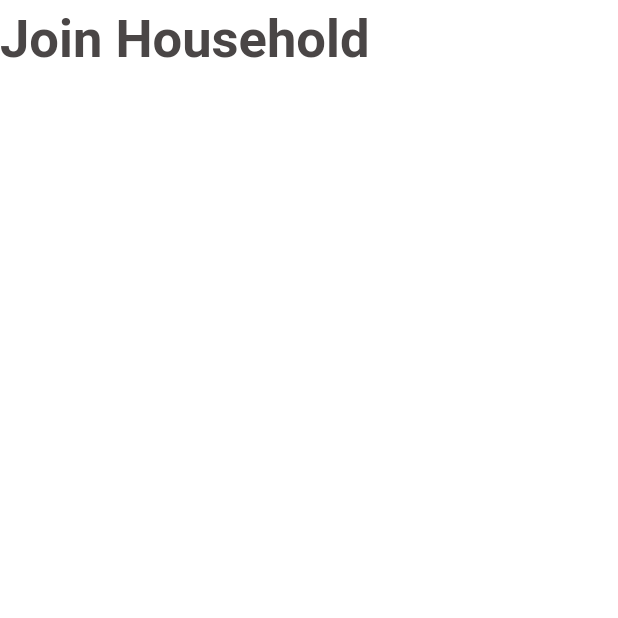
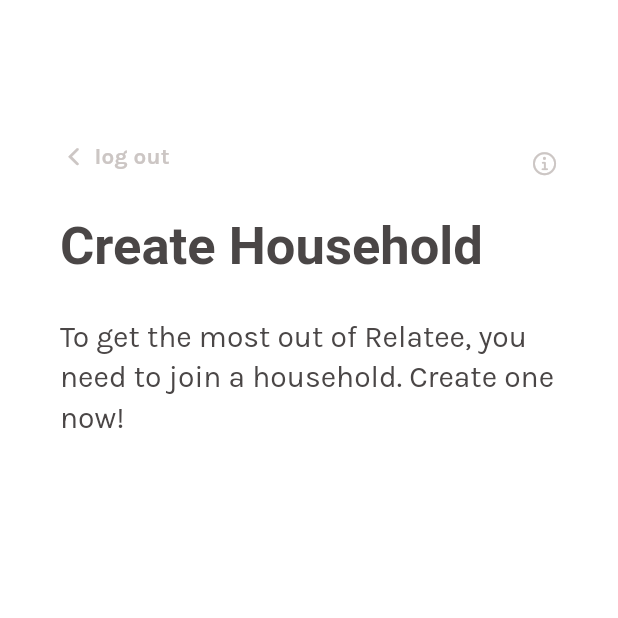
Before and after one commit to iloveproggen/relatee-frontend, a Flutter app: the JoinHouseholdView screen opened directly, on a phone screen of 412 x 824 dp, the top half of it. Run offline on Flutter 3.47's test engine with Material 3 defaults, Android fonts, the phone set to English and light mode, and no system bars; our stand-ins replace confetti, flutter_svg, get, graphql_flutter, share, shared_preferences; accounts and stored records are empty; Roboto replaces fonts that are missing (Sedan).

Commit message:
i love proggen!!!

```diff
--- a/frontend_v1/lib/join_household.dart
+++ b/frontend_v1/lib/join_household.dart
@@ -1,5 +1,7 @@
 import 'package:flutter/cupertino.dart';
 import 'package:flutter/material.dart';
+import 'package:frontend_v1/login.dart';
+import 'package:get/get.dart';
 
 class JoinHouseholdView extends StatelessWidget {
   const JoinHouseholdView({super.key});
@@ -8,7 +10,122 @@ class JoinHouseholdView extends StatelessWidget {
   Widget build(BuildContext context) {
     return Scaffold(
         body: SingleChildScrollView(
-            child: Text('Join Household',
-                style: Theme.of(context).textTheme.bodyLarge)));
+            child: Padding(
+      padding: const EdgeInsets.only(top: 80, left: 40, right: 40),
+      child: Column(
+        crossAxisAlignment: CrossAxisAlignment.start,
+        children: [
+          Row(
+            mainAxisAlignment: MainAxisAlignment.spaceBetween,
+            children: [
+              const BackIconSignOut(),
+              TextButton(
+                style: ButtonStyle(
+                  alignment: Alignment.centerRight,
+                  animationDuration: Duration.zero,
+                  padding: MaterialStateProperty.all(EdgeInsets.zero),
+                ),
+                child: Icon(
+                  CupertinoIcons.info,
+                  color: Theme.of(context).colorScheme.tertiary,
+                ),
+                //child: Text("Want to join a household instead?")
+                onPressed: () {
+                  showCupertinoModalPopup(
+                    context: context,
+                    builder: (BuildContext context) {
+                      return CupertinoAlertDialog(
+                        title: const Text("You're creating a household"),
+                        content: const Text(
+                            'To join an existing household instead, ask a member to send you an invitation. Once you receive it, click the link to join.'),
+                        actions: [
+                          CupertinoDialogAction(
+                            child: const Text('OK',
+                                style: TextStyle(color: Colors.blue)),
+                            onPressed: () {
+                              Navigator.of(context).pop();
+                            },
+                          ),
+                        ],
+                      );
+                    },
+                  );
+                },
+              ),
+            ],
+          ),
+          Text('Create Household',
+              style: Theme.of(context).textTheme.bodyLarge),
+          const SizedBox(height: 20),
+          Text(
+              "To get the most out of Relatee, you need to join a household. Create one now!",
+              style: Theme.of(context).textTheme.bodySmall),
+          const SizedBox(height: 40),
+        ],
+      ),
+    )));
   }
 }
+
+class BackIconSignOut extends StatelessWidget {
+  const BackIconSignOut({super.key});
+
+  final double padding = 20;
+
+  @override
+  Widget build(BuildContext context) {
+    return Padding(
+      padding: const EdgeInsets.only(bottom: 10),
+      child: Row(
+        mainAxisAlignment: MainAxisAlignment.start,
+        children: [
+          Padding(
+            padding: EdgeInsets.only(right: padding),
+            child: TextButton(
+              style: TextButton.styleFrom(
+                padding: EdgeInsets.zero,
+              ),
+              onPressed: () async {
+                showCupertinoDialog(
+                  context: context,
+                  builder: (BuildContext context) {
+                    return CupertinoAlertDialog(
+                      title: const Text('Confirm Logout'),
+                      content: const Text('Are you sure you want to log out? Your changes will not be saved'),
+                      actions: [
+                        CupertinoDialogAction(
+                          child: const Text('Cancel', style: TextStyle(color: Colors.blue)),
+                          onPressed: () {
+                          Navigator.of(context).pop();
+                          },
+                        ),
+                        CupertinoDialogAction(
+                          child: const Text('Logout', style: TextStyle(color: Colors.red)),
+                          onPressed: () {
+                          Get.off(() => const LoginWidget());
+                          },
+                        ),
+                      ],
+                    );
+                  },
+                );
+              },
+              child: Row(
+                children: [
+                  Icon(
+                    CupertinoIcons.back,
+                    color: Theme.of(context).colorScheme.tertiary,
+                    size: 18,
+                  ),
+                  Container(width: 5),
+                  Text('log out',
+                      style: Theme.of(context).textTheme.labelLarge),
+                ],
+              ),
+            ),
+          ),
+        ],
+      ),
+    );
+  }
+}
```
Also changed, not shown: frontend_v1/lib/login.dart (+0 -12 lines), frontend_v1/lib/main.dart (+29 -23 lines).
